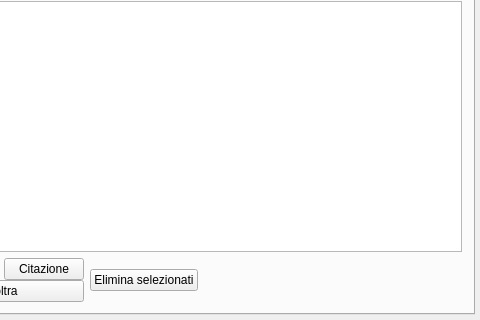
Qt form mainjacksms.ui (freesmee/freesmee-desktop) before a commit; both pictures show x 100 to 580 and y 88 to 408 of the 580 by 408 pixel window.
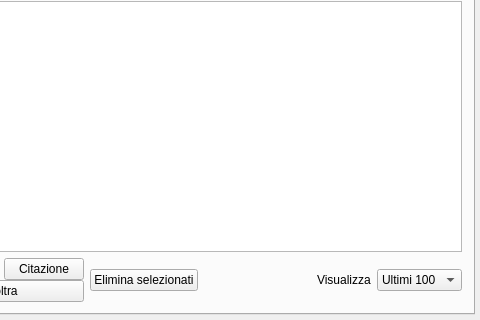
The same form after that commit. The open tabs and pages were chosen to show the change. Icons and pictures are not drawn.

```diff
--- a/mainjacksms.ui
+++ b/mainjacksms.ui
@@ -1256,6 +1256,34 @@
                   </property>
                  </spacer>
                 </item>
+                <item>
+                 <widget class="QLabel" name="label_16">
+                  <property name="text">
+                   <string>Visualizza</string>
+                  </property>
+                 </widget>
+                </item>
+                <item>
+                 <layout class="QVBoxLayout" name="verticalLayout_8">
+                  <property name="rightMargin">
+                   <number>0</number>
+                  </property>
+                  <item>
+                   <widget class="QComboBox" name="numArchivio">
+                    <item>
+                     <property name="text">
+                      <string>Ultimi 100</string>
+                     </property>
+                    </item>
+                    <item>
+                     <property name="text">
+                      <string>Tutti</string>
+                     </property>
+                    </item>
+                   </widget>
+                  </item>
+                 </layout>
+                </item>
                </layout>
               </item>
              </layout>
```
